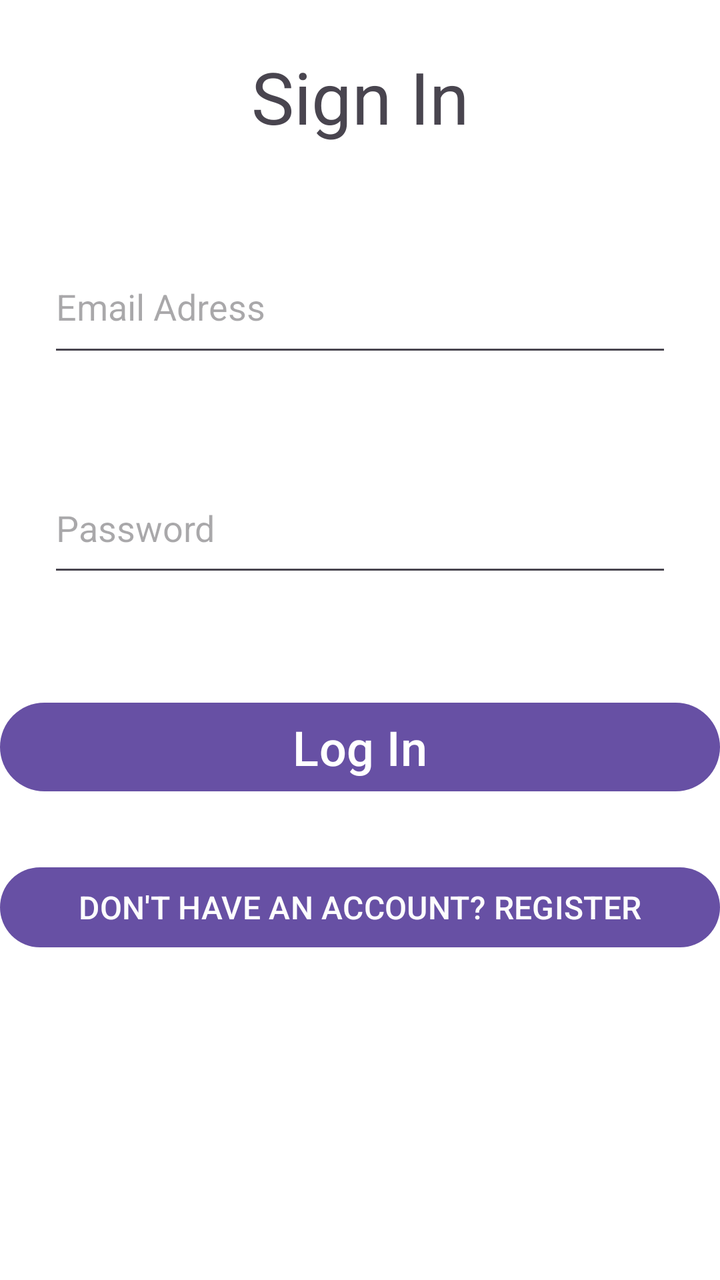
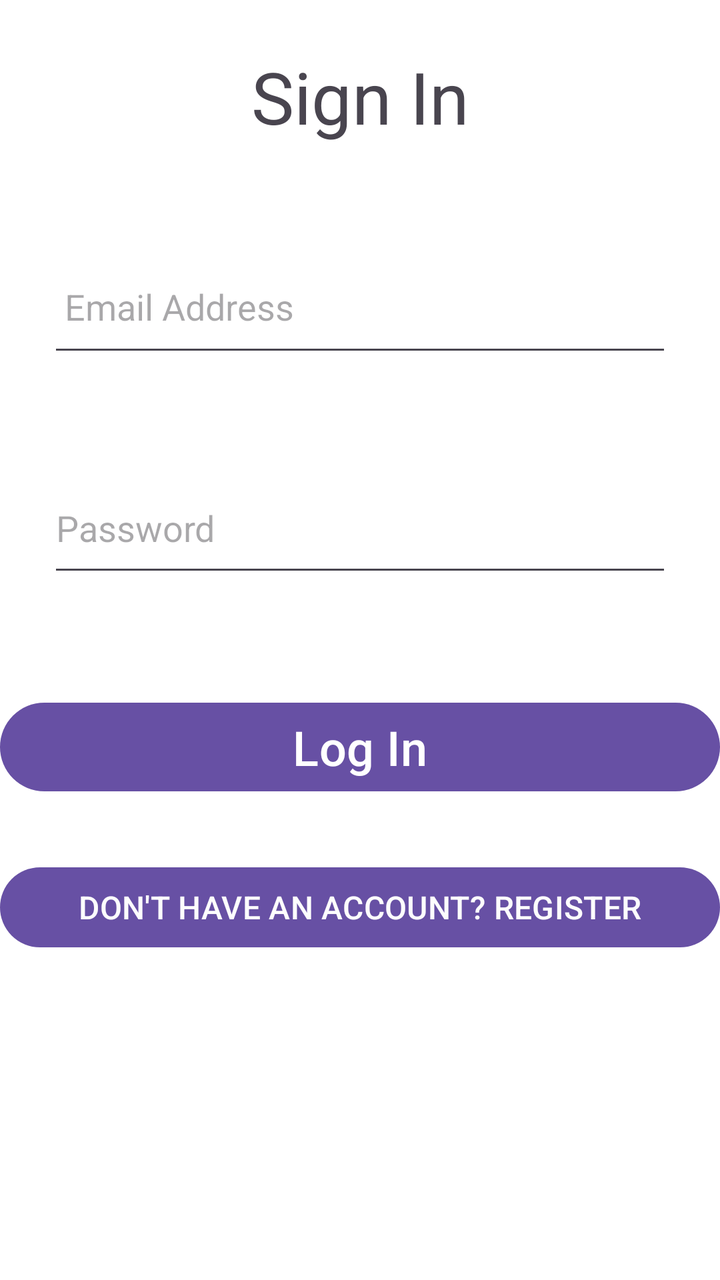

Two renders of the same Android screen: before a commit and after it. Below are the layout's source before the change and the commit's diff.
<!-- AndroidManifest.xml: application theme Theme.FinalProjShab -->
<!-- res/layout/activity_sign_in.xml -->
<?xml version="1.0" encoding="utf-8"?>
<LinearLayout xmlns:android="http://schemas.android.com/apk/res/android"
    xmlns:app="http://schemas.android.com/apk/res-auto"
    xmlns:tools="http://schemas.android.com/tools"
    android:id="@+id/main"
    android:layout_width="match_parent"
    android:layout_height="match_parent"
    android:layout_margin="1dp"
    android:background="#FFFFFF"
    android:orientation="vertical"
    app:layoutDescription="@xml/activity_sign_in_scene"
    tools:context=".ViewPkg.SignInActivity">

    <TextView
        android:id="@+id/textView"
        android:layout_width="match_parent"
        android:layout_height="wrap_content"
        android:layout_margin="24dp"
        android:gravity="center"
        android:text="Sign In"
        android:textSize="36dp" />

    <EditText
        android:id="@+id/editTextText"
        android:layout_width="match_parent"
        android:layout_height="63dp"
        android:layout_margin="24dp"
        android:hint="Email Adress"


        android:inputType="text" />

    <EditText
        android:id="@+id/editTextText2"
        android:layout_width="match_parent"
        android:layout_height="62dp"
        android:layout_margin="24dp"
        android:hint="Password"
        android:inputType="text" />

    <Button
        android:id="@+id/button2"
        android:layout_width="match_parent"
        android:layout_height="wrap_content"
        android:layout_marginTop="30dp"
        android:text="Log In"

        android:textColorLink="#673AB7"
        android:textSize="24sp" />

    <Button
        android:id="@+id/button"
        android:layout_width="match_parent"
        android:layout_height="wrap_content"
        android:layout_marginTop="30dp"
        android:shadowColor="#753333"
        android:text="DON'T HAVE AN ACCOUNT? REGISTER"
        android:textColor="#FDFDFD"
        android:textColorLink="#673AB7"
        android:textSize="16sp"
        app:rippleColor="#B15252"
        app:strokeColor="#877E7E" />

</LinearLayout>
<!-- resources referenced by this layout -->
<resources>
  <style name="Theme.FinalProjShab" parent="Base.Theme.FinalProjShab" />
  <style name="Base.Theme.FinalProjShab" parent="Theme.Material3.DayNight.NoActionBar">
          
          
      </style>
</resources>

<!-- the commit's change to res/layout/activity_sign_in.xml (unified diff, before → after) -->
@@ -21,17 +21,17 @@
         android:textSize="36dp" />
 
     <EditText
-        android:id="@+id/editTextText"
+        android:id="@+id/etEmailAddress"
         android:layout_width="match_parent"
         android:layout_height="63dp"
         android:layout_margin="24dp"
-        android:hint="Email Adress"
+        android:hint=" Email Address"
 
 
         android:inputType="text" />
 
     <EditText
-        android:id="@+id/editTextText2"
+        android:id="@+id/etPassword2"
         android:layout_width="match_parent"
         android:layout_height="62dp"
         android:layout_margin="24dp"
@@ -39,7 +39,7 @@
         android:inputType="text" />
 
     <Button
-        android:id="@+id/button2"
+        android:id="@+id/btnLogIn"
         android:layout_width="match_parent"
         android:layout_height="wrap_content"
         android:layout_marginTop="30dp"
@@ -49,7 +49,7 @@
         android:textSize="24sp" />
 
     <Button
-        android:id="@+id/button"
+        android:id="@+id/btnREGISTER2"
         android:layout_width="match_parent"
         android:layout_height="wrap_content"
         android:layout_marginTop="30dp"
